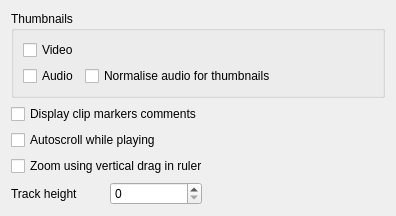
First picture: the form in src/widgets/configdisplay_ui.ui, repository KDE/kdenlive, before the edit.
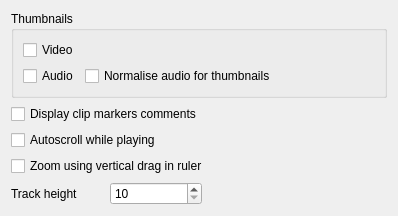
Second picture: the form after the edit.

Commit message: - First step towards proper recordmydesktop error handling - Set minimal track height to 10 px - Set minimal recordmydesktop framerate to 1

What changed in the file:
```diff
--- a/src/widgets/configdisplay_ui.ui
+++ b/src/widgets/configdisplay_ui.ui
@@ -6,8 +6,8 @@
    <rect>
     <x>0</x>
     <y>0</y>
-    <width>396</width>
-    <height>197</height>
+    <width>398</width>
+    <height>213</height>
    </rect>
   </property>
   <layout class="QGridLayout" name="gridLayout_2">
@@ -76,7 +76,14 @@
     </widget>
    </item>
    <item row="4" column="1">
-    <widget class="QSpinBox" name="kcfg_trackheight"/>
+    <widget class="QSpinBox" name="kcfg_trackheight">
+     <property name="minimum">
+      <number>10</number>
+     </property>
+     <property name="value">
+      <number>10</number>
+     </property>
+    </widget>
    </item>
    <item row="4" column="2">
     <spacer name="horizontalSpacer_2">
```
The commit also changes 3 other files.
